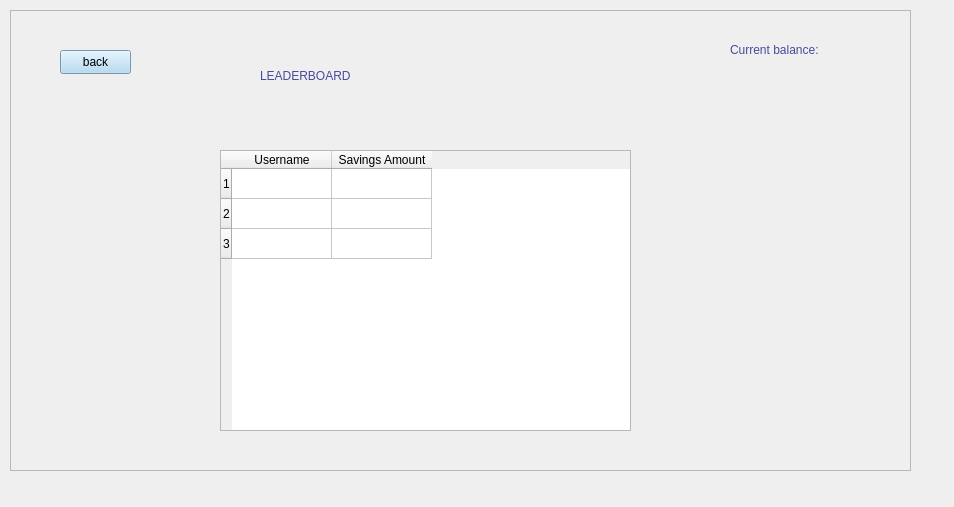
Qt form view/leaderboard.ui (rawsashimi1604/1009_BankingSystem) before a commit.
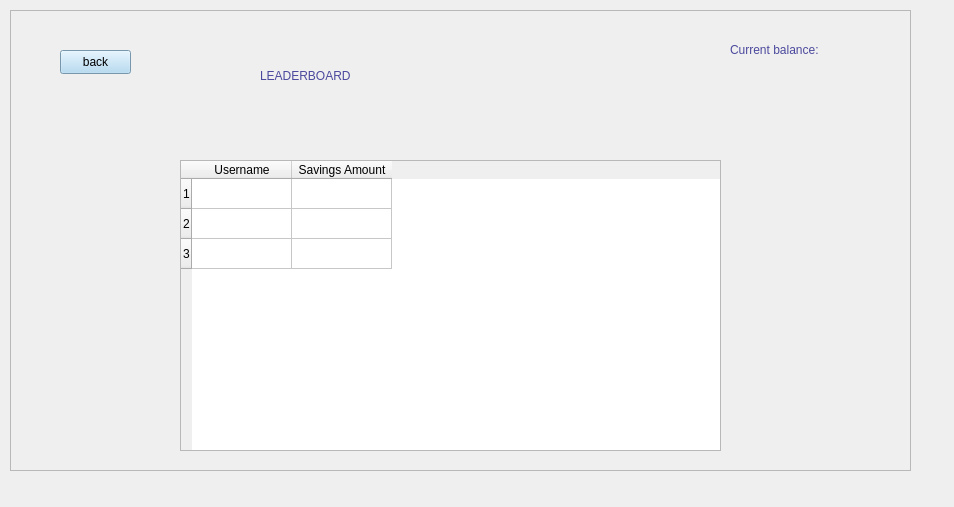
The same form after that commit.

Commit message: added table views for both history & leaderboard

What changed in the file:
```diff
--- a/view/leaderboard.ui
+++ b/view/leaderboard.ui
@@ -92,10 +92,10 @@
      <widget class="QTableWidget" name="tableWidget">
       <property name="geometry">
        <rect>
-        <x>210</x>
-        <y>140</y>
-        <width>411</width>
-        <height>281</height>
+        <x>170</x>
+        <y>150</y>
+        <width>541</width>
+        <height>291</height>
        </rect>
       </property>
       <property name="styleSheet">
```
The commit also changes 1 other file.
